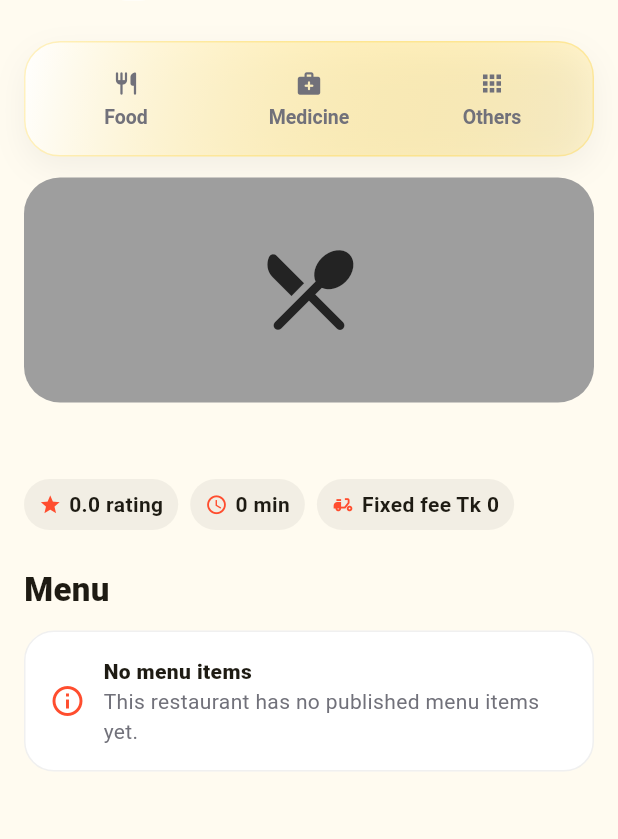
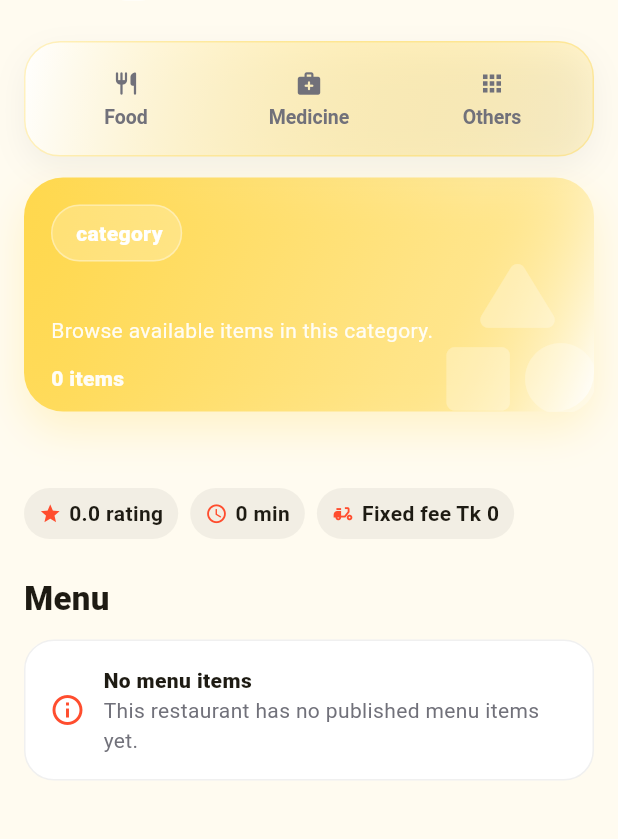
Before and after one commit to Sujon-cste/kds-app, a Flutter app: the RestaurantScreen screen opened directly with empty values, on a phone screen of 412 x 824 dp, the part 67-906 px from its top. Run offline on Flutter 3.47's test engine with Material 3 defaults, Android fonts, the phone set to English and light mode, and no system bars; network calls fail.

Commit message:
feat: make category hero dynamic

```diff
--- a/lib/main.dart
+++ b/lib/main.dart
@@ -42,6 +42,32 @@ IconData menuCategoryIcon(String value) {
       return Icons.apps_rounded;
     default:
       return Icons.category_rounded;
+  }
+}
+
+Color menuCategoryColor(String value) {
+  switch (value) {
+    case 'food':
+      return kdsYellow;
+    case 'medicine':
+      return const Color(0xFF7CDBB3);
+    case 'others':
+      return const Color(0xFFB9A7FF);
+    default:
+      return kdsYellow;
+  }
+}
+
+String menuCategoryBlurb(String value) {
+  switch (value) {
+    case 'food':
+      return 'Fresh meals, snacks, and daily favorites.';
+    case 'medicine':
+      return 'Health essentials and quick pharmacy picks.';
+    case 'others':
+      return 'Useful extras and everything in between.';
+    default:
+      return 'Browse available items in this category.';
   }
 }
 
@@ -89,6 +115,125 @@ class MenuCategoryTabs extends StatelessWidget {
                 onTap: () => onCategorySelected(category),
               ),
             ),
+        ],
+      ),
+    );
+  }
+}
+
+class CategoryHeroCard extends StatelessWidget {
+  const CategoryHeroCard({
+    super.key,
+    required this.category,
+    required this.title,
+    required this.subtitle,
+    required this.itemCount,
+  });
+
+  final String category;
+  final String title;
+  final String subtitle;
+  final int itemCount;
+
+  @override
+  Widget build(BuildContext context) {
+    final accent = menuCategoryColor(category);
+    final icon = menuCategoryIcon(category);
+
+    return Container(
+      height: 156,
+      decoration: BoxDecoration(
+        borderRadius: BorderRadius.circular(26),
+        gradient: LinearGradient(
+          colors: [
+            accent.withValues(alpha: .90),
+            accent.withValues(alpha: .45),
+            Colors.white,
+          ],
+          stops: const [0.0, 0.7, 1.0],
+          begin: Alignment.topLeft,
+          end: Alignment.bottomRight,
+        ),
+        boxShadow: [
+          BoxShadow(
+            color: accent.withValues(alpha: .22),
+            blurRadius: 24,
+            offset: const Offset(0, 12),
+          ),
+        ],
+      ),
+      child: Stack(
+        children: [
+          Positioned(
+            right: -12,
+            bottom: -12,
+            child: Icon(
+              icon,
+              size: 126,
+              color: Colors.white.withValues(alpha: .28),
+            ),
+          ),
+          Positioned(
+            left: 18,
+            top: 18,
+            right: 18,
+            bottom: 18,
+            child: Column(
+              crossAxisAlignment: CrossAxisAlignment.start,
+              mainAxisAlignment: MainAxisAlignment.spaceBetween,
+              children: [
+                Container(
+                  padding:
+                      const EdgeInsets.symmetric(horizontal: 12, vertical: 8),
+                  decoration: BoxDecoration(
+                    color: Colors.white.withValues(alpha: .22),
+                    borderRadius: BorderRadius.circular(999),
+                    border: Border.all(
+                      color: Colors.white.withValues(alpha: .35),
+                    ),
+                  ),
+                  child: Text(
+                    '${menuCategoryLabel(category)} category',
+                    style: const TextStyle(
+                      color: Colors.white,
+                      fontWeight: FontWeight.w800,
+                    ),
+                  ),
+                ),
+                Column(
+                  crossAxisAlignment: CrossAxisAlignment.start,
+                  mainAxisSize: MainAxisSize.min,
+                  children: [
+                    Text(
+                      title,
+                      style: const TextStyle(
+                        color: Colors.white,
+                        fontSize: 22,
+                        fontWeight: FontWeight.w900,
+                      ),
+                    ),
+                    const SizedBox(height: 6),
+                    Text(
+                      subtitle,
+                      style: TextStyle(
+                        color: Colors.white.withValues(alpha: .92),
+                        fontSize: 14,
+                        height: 1.35,
+                      ),
+                    ),
+                    const SizedBox(height: 12),
+                    Text(
+                      '$itemCount item${itemCount == 1 ? '' : 's'}',
+                      style: TextStyle(
+                        color: Colors.white.withValues(alpha: .95),
+                        fontWeight: FontWeight.w800,
+                      ),
+                    ),
+                  ],
+                ),
+              ],
+            ),
+          ),
         ],
       ),
     );
@@ -1862,15 +2007,13 @@ class RestaurantScreen extends StatelessWidget {
             onCategorySelected: onCategorySelected,
           ),
           const SizedBox(height: 14),
-          Container(
-            height: 150,
-            decoration: BoxDecoration(
-              color: restaurant.color,
-              borderRadius: BorderRadius.circular(24),
-            ),
-            child: const Center(
-              child: Icon(Icons.local_dining_rounded, size: 72, color: kdsInk),
-            ),
+          CategoryHeroCard(
+            category: selectedCategory,
+            title: menuCategoryLabel(selectedCategory),
+            subtitle: menuCategoryBlurb(selectedCategory),
+            itemCount: restaurant.menu
+                .where((item) => item.category == selectedCategory)
+                .length,
           ),
           const SizedBox(height: 18),
           Text(
```
